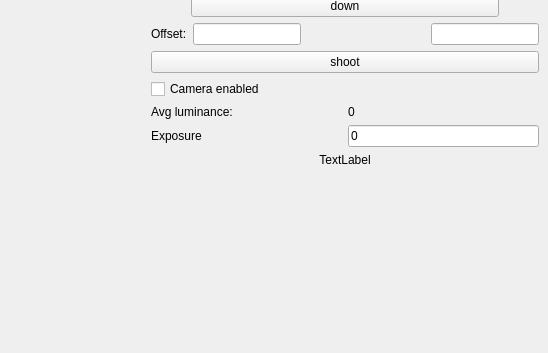
This is interface/mainwindow.ui in NoneType4Name/TelemetrySystem as Qt 5 draws it before an edit; both pictures show x 252 to 800 and y 247 to 600 of the 800 by 600 pixel window. The edited form follows.
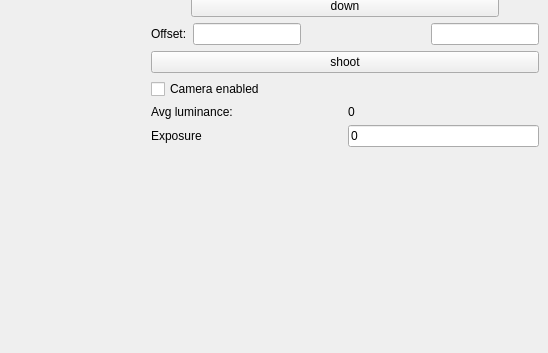
This is the edited form.

Commit message: migrate GUI to new data managment

```diff
--- a/interface/mainwindow.ui
+++ b/interface/mainwindow.ui
@@ -316,7 +316,7 @@
       <item>
        <widget class="QLabel" name="timeLabel">
         <property name="text">
-         <string>TextLabel</string>
+         <string/>
         </property>
         <property name="alignment">
          <set>Qt::AlignmentFlag::AlignCenter</set>
```
The commit also changes 6 other files.
